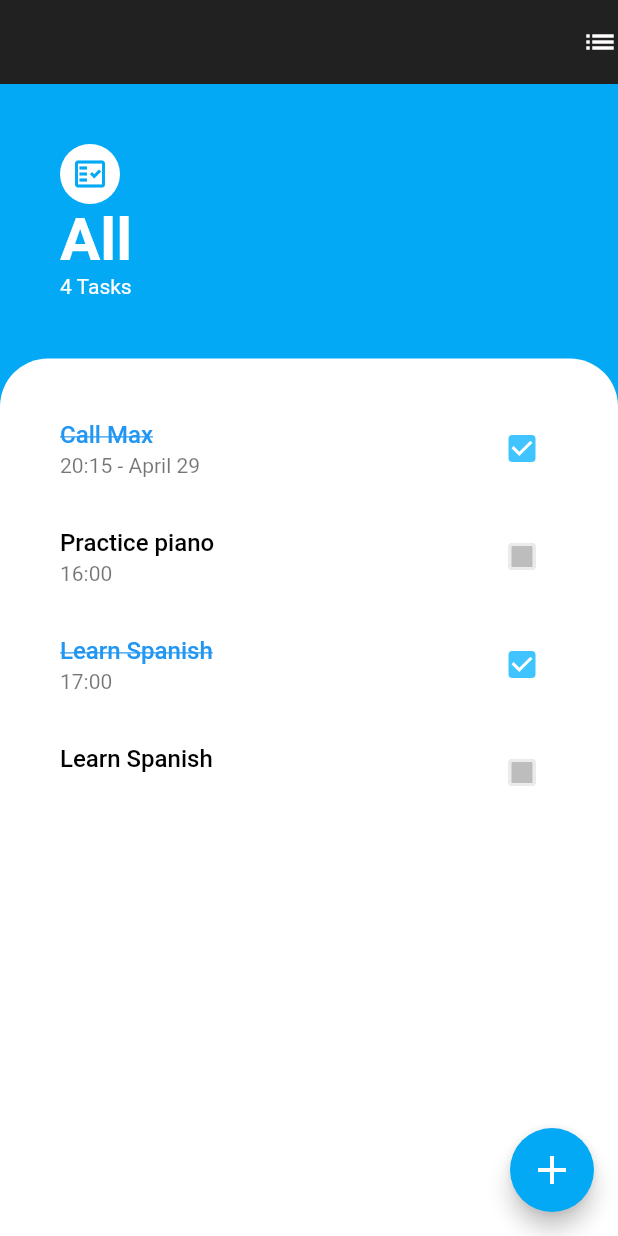
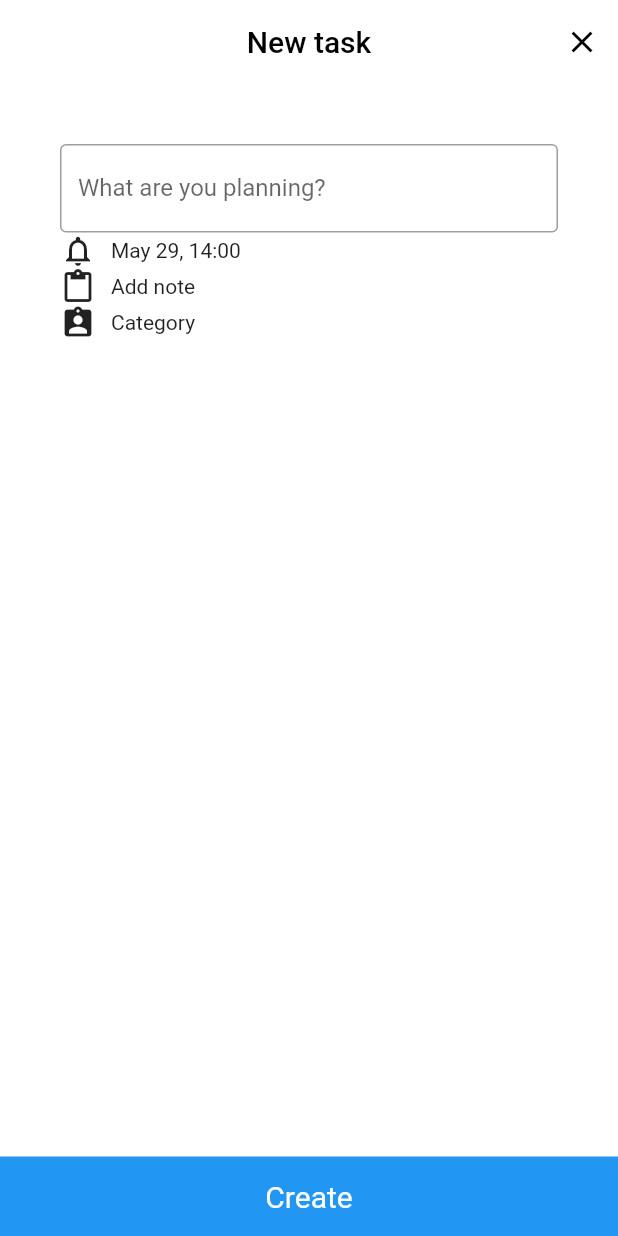
Before and after one commit to quydn720/todo-app, a Flutter app: the screen it shows after launch, after a tap on the "add" icon, on a phone screen of 412 x 824 dp. Run offline on Flutter 3.47's test engine with Material 2 defaults, Android fonts, the phone set to English and light mode, and no system bars.

Commit message:
Can adding new task, but other modifiers

```diff
--- a/lib/main.dart
+++ b/lib/main.dart
@@ -1,5 +1,9 @@
 import 'package:flutter/material.dart';
+import 'package:provider/provider.dart';
+import 'package:todo_app/screens/add_task/add_task_screen.dart';
 import 'package:todo_app/screens/tasks/tasks_screen.dart';
+
+import 'models/task.dart';
 
 void main() {
   runApp(MyApp());
@@ -8,10 +12,12 @@ void main() {
 class MyApp extends StatelessWidget {
   @override
   Widget build(BuildContext context) {
-    return MaterialApp(
-      title: 'To Do List',
-      theme: ThemeData.dark(),
-      home: TasksScreen(),
+    return ChangeNotifierProvider(
+      create: (context) => TaskModel(),
+      child: MaterialApp(
+        title: 'To Do List',
+        home: TasksScreen(),
+      ),
     );
   }
 }
--- a/lib/screens/add_task/add_task_screen.dart
+++ b/lib/screens/add_task/add_task_screen.dart
@@ -1,8 +1,33 @@
 import 'package:flutter/material.dart';
+import 'package:todo_app/screens/add_task/components/body.dart';
 
 class AddTaskScreen extends StatelessWidget {
   @override
   Widget build(BuildContext context) {
-    return Container();
+    return Scaffold(
+      backgroundColor: Colors.white,
+      appBar: AppBar(
+        elevation: 0,
+        centerTitle: true,
+        title: Text(
+          'New task',
+          style: TextStyle(color: Colors.black),
+        ),
+        backgroundColor: Colors.white,
+        actions: [
+          IconButton(
+            icon: Icon(
+              Icons.close,
+              color: Colors.black,
+            ),
+            onPressed: () {
+              Navigator.pop(context);
+            },
+            tooltip: 'Close',
+          ),
+        ],
+      ),
+      body: Body(),
+    );
   }
 }
--- /dev/null
+++ b/lib/screens/add_task/components/body.dart
@@ -0,0 +1,79 @@
+import 'package:flutter/material.dart';
+import 'package:provider/provider.dart';
+import 'package:todo_app/models/task.dart';
+import 'package:todo_app/screens/add_task/components/task_modifier.dart';
+
+class Body extends StatefulWidget {
+  @override
+  _BodyState createState() => _BodyState();
+}
+
+class _BodyState extends State<Body> {
+  late String taskTitle;
+
+  @override
+  Widget build(BuildContext context) {
+    var tasks = Provider.of<TaskModel>(context);
+    return Consumer<TaskModel>(
+      builder: (context, value, child) {
+        return Column(
+          children: [
+            Expanded(
+              child: Padding(
+                padding: const EdgeInsets.all(40.0),
+                child: Column(
+                  children: [
+                    TextField(
+                      maxLines: null,
+                      decoration: InputDecoration(
+                        labelText: 'What are you planning?',
+                        border: OutlineInputBorder(),
+                      ),
+                      onChanged: (value) {
+                        taskTitle = value;
+                      },
+                    ),
+                    TaskModifier(
+                      content: 'May 29, 14:00',
+                      icon: Icons.notifications_none_outlined,
+                    ),
+                    TaskModifier(
+                      icon: Icons.content_paste,
+                      content: 'Add note',
+                    ),
+                    TaskModifier(
+                      icon: Icons.assignment_ind,
+                      content: 'Category',
+                    ),
+                  ],
+                ),
+              ),
+            ),
+            GestureDetector(
+              onTap: () {
+                tasks.add(Task(
+                  isCompleted: false,
+                  title: taskTitle,
+                ));
+                Navigator.pop(context);
+              },
+              child: Container(
+                padding: EdgeInsets.all(15),
+                alignment: Alignment.bottomCenter,
+                width: double.infinity,
+                color: Colors.blue,
+                child: Text(
+                  'Create',
+                  style: TextStyle(
+                    fontSize: 20,
+                    color: Colors.white,
+                  ),
+                ),
+              ),
+            ),
+          ],
+        );
+      },
+    );
+  }
+}
--- /dev/null
+++ b/lib/screens/add_task/components/task_modifier.dart
@@ -0,0 +1,28 @@
+import 'package:flutter/material.dart';
+
+class TaskModifier extends StatelessWidget {
+  final IconData icon;
+  final String content;
+
+  const TaskModifier({
+    Key? key,
+    required this.icon,
+    required this.content,
+  }) : super(key: key);
+
+  @override
+  Widget build(BuildContext context) {
+    return Row(
+      children: [
+        Icon(icon),
+        SizedBox(
+          width: 10,
+        ),
+        GestureDetector(
+          child: Text(content),
+          onTap: () {},
+        ),
+      ],
+    );
+  }
+}
--- a/lib/screens/tasks/tasks_screen.dart
+++ b/lib/screens/tasks/tasks_screen.dart
@@ -1,14 +1,11 @@
 import 'package:flutter/material.dart';
-import 'package:provider/provider.dart';
-import 'package:todo_app/models/task.dart';
+import 'package:todo_app/screens/add_task/add_task_screen.dart';
 import 'package:todo_app/screens/tasks/components/body.dart';
 
 class TasksScreen extends StatelessWidget {
   @override
   Widget build(BuildContext context) {
-    return ChangeNotifierProvider(
-      create: (context) => TaskModel(),
-      child: Scaffold(
+    return Scaffold(
       backgroundColor: Colors.lightBlue,
       appBar: AppBar(
         elevation: 0,
@@ -20,7 +17,14 @@ class TasksScreen extends StatelessWidget {
       ),
       body: Body(),
       floatingActionButton: FloatingActionButton(
-          onPressed: () {},
+        onPressed: () {
+          Navigator.push(
+            context,
+            MaterialPageRoute(
+              builder: (context) => AddTaskScreen(),
+            ),
+          );
+        },
         child: Icon(
           Icons.add,
           color: Colors.white,
@@ -28,7 +32,6 @@ class TasksScreen extends StatelessWidget {
         ),
         backgroundColor: Colors.lightBlue,
       ),
-      ),
     );
   }
 }
```
Lines whose indentation alone changed are shown as unchanged.
